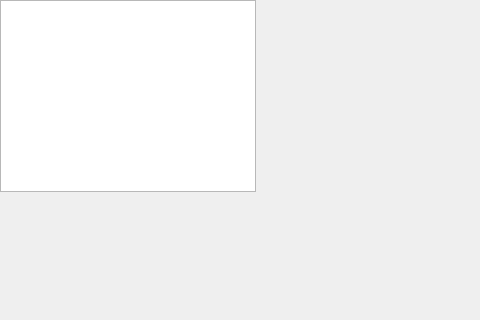
First picture: the form in Encroachment/level1.ui, repository XJulianSalazarX/Proyecto_Final, before the edit; both pictures show x 0 to 480 and y 0 to 320 of the 1280 by 740 pixel window.
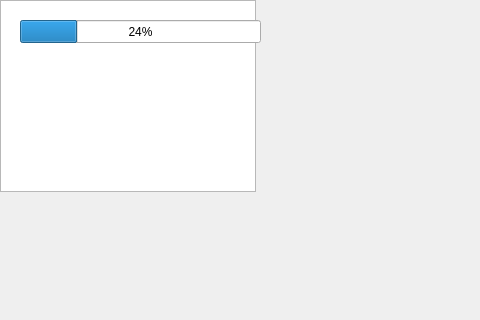
Second picture: the form after the edit.

The edit to the form file:
```diff
--- a/Encroachment/level1.ui
+++ b/Encroachment/level1.ui
@@ -35,6 +35,19 @@
     </rect>
    </property>
   </widget>
+  <widget class="QProgressBar" name="progressBar">
+   <property name="geometry">
+    <rect>
+     <x>20</x>
+     <y>20</y>
+     <width>241</width>
+     <height>23</height>
+    </rect>
+   </property>
+   <property name="value">
+    <number>24</number>
+   </property>
+  </widget>
  </widget>
  <resources/>
  <connections/>
```
